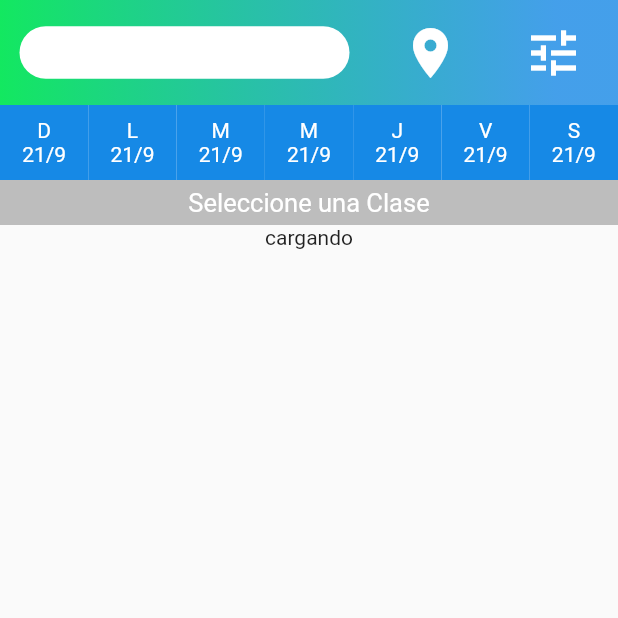
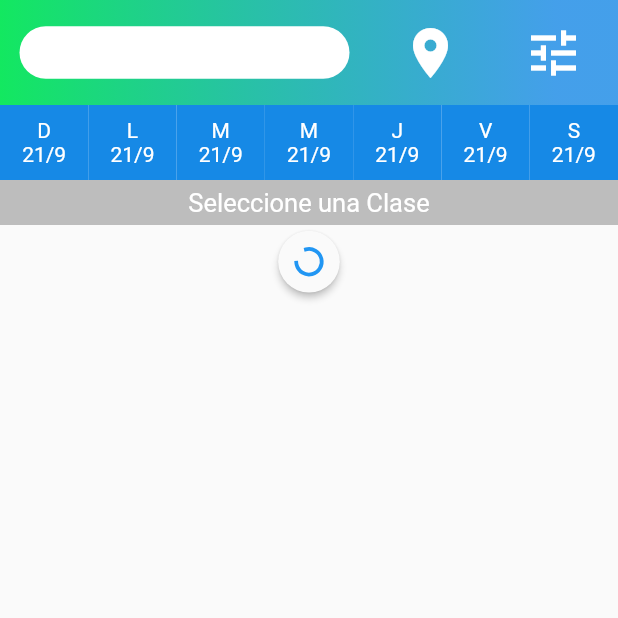
Before and after one commit to incafox/treinoApp, a Flutter app: the TabBuscarClasePrimerSub screen opened directly, on a phone screen of 412 x 824 dp, the top half of it. Run offline on Flutter 3.47's test engine with Material 2 defaults, Android fonts, the phone set to English and light mode, and no system bars; our stand-ins replace dio, flutter_bloc, flutter_map, google_maps_flutter, latlong; missing offline and left inert: direct_select, rabbit_converter, unorm_dart.

Commit message:
indicators added

```diff
--- a/lib/TabBuscarClase/TabBuscarClasePrimer.dart
+++ b/lib/TabBuscarClase/TabBuscarClasePrimer.dart
@@ -5,6 +5,7 @@ import 'package:flutter/material.dart';
 import 'package:flutter/cupertino.dart';
 import 'package:treino/TabBuscarClase/TabBuscarClasePrimerSub.dart';
 import 'package:treino/classdetail/ClassDetail.dart';
+import 'package:treino/loaders/minimal_loader.dart';
 import 'package:treino/states/agregarSolicitudClase.dart';
 import 'package:treino/states/classesPerGym.dart';
 import 'package:treino/states/externalControlTab.dart';
@@ -229,7 +230,7 @@ class _TabBuscarClasePrimerState extends State<TabBuscarClasePrimer> {
                       .toList(),
                 ),
               )
-            : Text("cargandou"));
+            : MinimalLoader());
   }
 
   @override
--- a/lib/TabBuscarClase/TabBuscarClasePrimerSub.dart
+++ b/lib/TabBuscarClase/TabBuscarClasePrimerSub.dart
@@ -6,6 +6,7 @@ import 'package:flutter/widgets.dart';
 import 'package:flutter/material.dart';
 import 'package:flutter/cupertino.dart';
 import 'package:treino/classdetail/ClassDetail.dart';
+import 'package:treino/loaders/minimal_loader.dart';
 import 'package:treino/states/agregarSolicitudClase.dart';
 import 'package:treino/states/classDetail.dart';
 import 'package:treino/states/classesPerGym.dart';
@@ -353,7 +354,7 @@ class _TabBuscarClasePrimerState extends State<TabBuscarClasePrimerSub> {
                       .toList(),
                 ),
               )
-            : Text("cargando"));
+            : MinimalLoader());
   }
 
   @override
```
